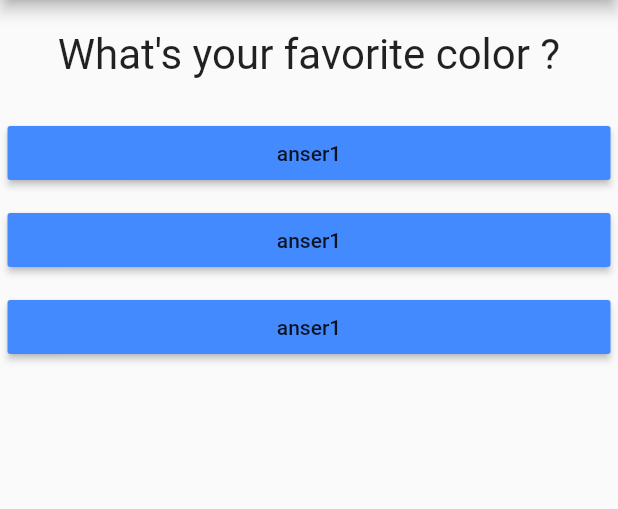
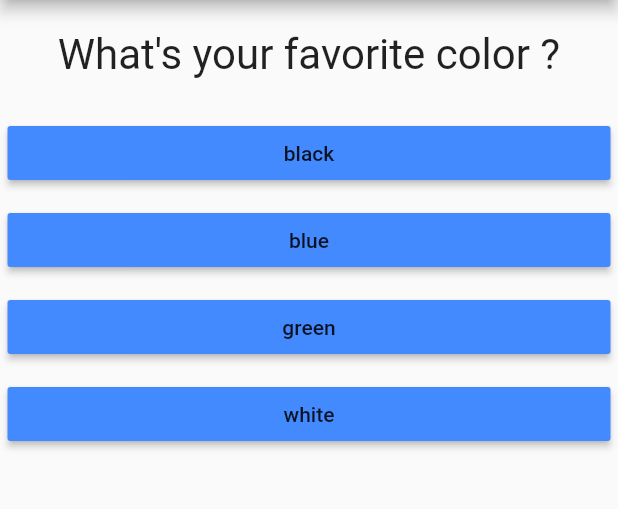
Before and after one commit to NazmulIslambd/udemy-practrice, a Flutter app: the screen it shows after launch, on a phone screen of 412 x 824 dp, the part 84-593 px from its top. Run offline on Flutter 3.47's test engine with Material 2 defaults, Android fonts, the phone set to English and light mode, and no system bars.

```diff
--- a/lib/answer.dart
+++ b/lib/answer.dart
@@ -1,21 +1,21 @@
 import 'package:flutter/material.dart';
+
 class Answer extends StatelessWidget {
-final Function selectHandaler;
-// final String answerText;
- Answer(this.selectHandaler,//this.answerText
- );
+  final Function selectHandaler;
+  final String answerText;
+  Answer(
+    this.selectHandaler, this.answerText
+  );
   @override
   Widget build(BuildContext context) {
     return Container(
       margin: EdgeInsets.all(5.0),
       width: double.infinity,
-      child:  RaisedButton(
-              child: Text(//answerText
-              'anser1'
-              ),
-              onPressed: selectHandaler,
-              color: Colors.blueAccent,
-              ),
+      child: RaisedButton(
+        child: Text(answerText),
+        onPressed: selectHandaler,
+        color: Colors.blueAccent,
+      ),
     );
   }
 }
--- /dev/null
+++ b/lib/end.dart
@@ -0,0 +1,9 @@
+import 'package:flutter/material.dart';
+class End extends StatelessWidget {
+  @override
+  Widget build(BuildContext context) {
+    return Center(
+                child: Text('NO MORE Question'),
+              );
+  }
+}
--- a/lib/main.dart
+++ b/lib/main.dart
@@ -1,6 +1,8 @@
 import 'package:flutter/material.dart';
-import './question.dart';
-import './answer.dart';
+import 'package:flutter_course/end.dart';
+// import './question.dart';
+// import './answer.dart';
+import './quiz.dart';
 
 void main() => runApp(MyApp());
 
@@ -14,6 +16,21 @@ class MyApp extends StatefulWidget {
 class _MyAppState extends State<MyApp> {
   var _questionIndex = 0;
 
+  final _question = const [
+    {
+      'questionText': 'What\'s your favorite color ?',
+      'answer': ['black', 'blue', 'green', 'white']
+    },
+    {
+      'questionText': 'What\'s your favorite animal ?',
+      'answer': ['dog', 'rebbit', 'cow', 'crow']
+    },
+    {
+      'questionText': 'What\'s your favorite colors you choose for a man?',
+      'answer': ['black_man', 'blue_man', 'green_man', 'white_man']
+    }
+  ];
+
   void _answerQuestion() {
     setState(() {
       _questionIndex = _questionIndex + 1;
@@ -23,44 +40,18 @@ class _MyAppState extends State<MyApp> {
 
   @override
   Widget build(BuildContext context) {
-    var question = [
-      'What\'s your favorite color ?',
-      'What\'s your favorite animal ?',
-      'What\'s your favorite man color ?',
-
-      // {
-      //   'questionText': 'What\'s your favorite color ?',
-      //   'answer': ['black', 'blue', 'green', 'white']
-      // },
-
-      // {
-      //   'questionText': 'What\'s your favorite animal ?',
-      //   'answer': ['dog', 'rebbit', 'cow', 'crow']
-      // },
-      // {
-      //   'questionText': 'What\'s your favorite colors you choose for a man?',
-      //   'answer': ['black_man', 'blue_man', 'green_man', 'white_man']
-      // }
-    ];
     return MaterialApp(
       home: Scaffold(
         appBar: AppBar(
           title: Text('My first App'),
         ),
-        body: Column(children: [
-          Question(question[_questionIndex] //['questionText'],
-              ),
-          // nested map list declear here
-          // ... use for into answer of question map
-          // as list<String > use for to know Dart here is have a list
-          Answer(_answerQuestion),
-          Answer(_answerQuestion),
-          Answer(_answerQuestion),
-
-          // ...(question[_questionIndex]['answer'] as List<String>).map((answer) {
-          //   return Answer(_answerQuestion, answer);
-          // }).toList(),
-        ]),
+        body: _questionIndex < _question.length
+            ? Quiz(
+                answerQuestion: _answerQuestion,
+                question: _question,
+                questionIndex: _questionIndex,
+              )
+            :End() ,
       ),
     );
   }
--- a/lib/question.dart
+++ b/lib/question.dart
@@ -2,10 +2,9 @@
 import 'package:flutter/material.dart';
 
 class Question extends StatelessWidget {
-  final questionText;
+  final String questionText;
 
   Question(this.questionText);
-
 
   @override
   Widget build(BuildContext context) {
--- /dev/null
+++ b/lib/quiz.dart
@@ -0,0 +1,26 @@
+import 'package:flutter/material.dart';
+import './answer.dart';
+import './question.dart';
+
+class Quiz extends StatelessWidget {
+  final List<Map<String, Object>> question;
+  final Function answerQuestion;
+  final int questionIndex;
+  Quiz({@required this.answerQuestion, @required this.question,
+      @required this.questionIndex});
+  @override
+  Widget build(BuildContext context) {
+    return Column(children: [
+      Question(
+        question[questionIndex]['questionText'],
+      ),
+      // nested map list declare here
+      // ... use for into answer of question map
+      // as list<String > use for to know Dart here is have a list
+
+      ...(question[questionIndex]['answer'] as List<String>).map((answer) {
+        return Answer(answerQuestion, answer);
+      }).toList(),
+    ]);
+  }
+}
```
